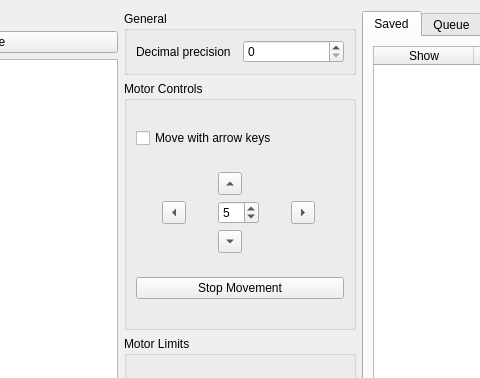
bec-project/bec_widgets, file bec_widgets/examples/motor_movement/motor_controller.ui: the form before one commit; both pictures show x 405 to 885 and y 0 to 378 of the 1289 by 596 pixel window.
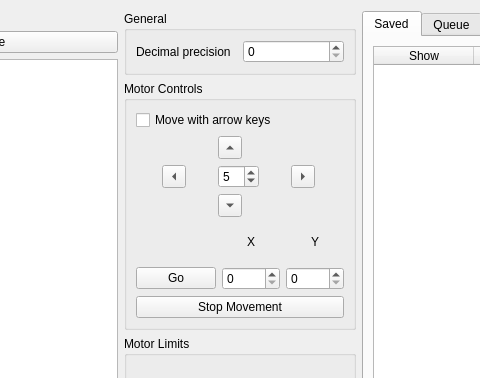
The form after the commit. Custom widgets are drawn as their Qt base class.

Commit message: feat: motor move to absolute (X,Y) coordinates

What changed in the file:
```diff
--- a/bec_widgets/examples/motor_movement/motor_controller.ui
+++ b/bec_widgets/examples/motor_movement/motor_controller.ui
@@ -138,6 +138,43 @@
           </item>
          </layout>
         </item>
+        <item>
+         <layout class="QGridLayout" name="gridLayout_3">
+          <item row="0" column="1">
+           <widget class="QLabel" name="label_6">
+            <property name="text">
+             <string>X</string>
+            </property>
+            <property name="alignment">
+             <set>Qt::AlignCenter</set>
+            </property>
+           </widget>
+          </item>
+          <item row="0" column="2">
+           <widget class="QLabel" name="label_7">
+            <property name="text">
+             <string>Y</string>
+            </property>
+            <property name="alignment">
+             <set>Qt::AlignCenter</set>
+            </property>
+           </widget>
+          </item>
+          <item row="1" column="0">
+           <widget class="QPushButton" name="pushButton_go_absolute">
+            <property name="text">
+             <string>Go</string>
+            </property>
+           </widget>
+          </item>
+          <item row="1" column="1">
+           <widget class="QSpinBox" name="spinBox_absolute_x"/>
+          </item>
+          <item row="1" column="2">
+           <widget class="QSpinBox" name="spinBox_absolute_y"/>
+          </item>
+         </layout>
+        </item>
         <item>
          <widget class="QPushButton" name="pushButton_stop">
           <property name="text">
```
The commit also changes 1 other file.
